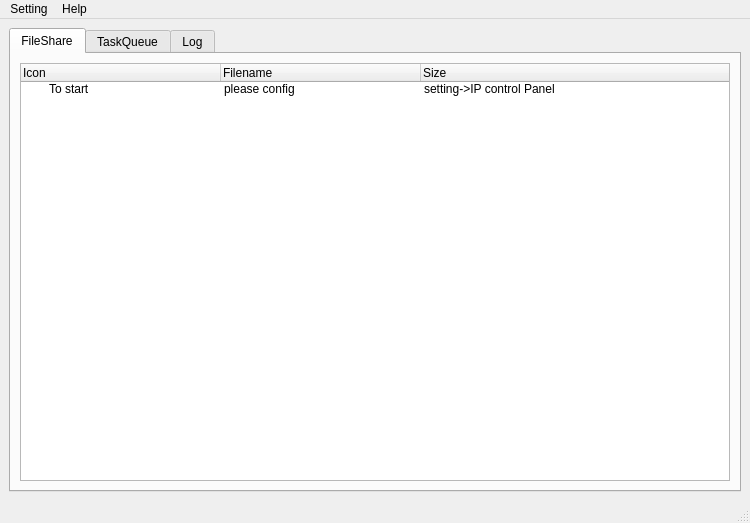
First picture: the form in mainwindow.ui, repository kechuan/HTTP-QT, before the edit.
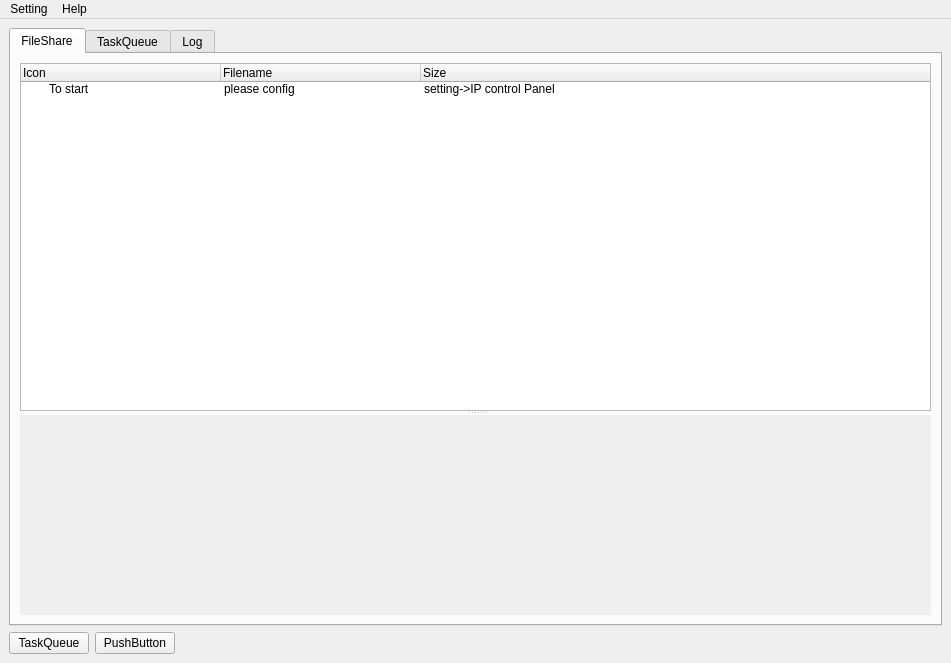
Second picture: the form after the edit.

Commit message: Please enter the commit message for your changes. Lines starting with '#' will be ignored, and an empty message aborts the commit.

Patch:
```diff
--- a/mainwindow.ui
+++ b/mainwindow.ui
@@ -6,8 +6,8 @@
    <rect>
     <x>0</x>
     <y>0</y>
-    <width>750</width>
-    <height>523</height>
+    <width>951</width>
+    <height>663</height>
    </rect>
   </property>
   <property name="windowTitle">
@@ -30,8 +30,17 @@
        <attribute name="title">
         <string>FileShare</string>
        </attribute>
-       <layout class="QVBoxLayout" name="verticalLayout_5">
+       <layout class="QVBoxLayout" name="verticalLayout_3">
         <item>
+         <layout class="QVBoxLayout" name="verticalLayout_4">
+          <item>
+           <widget class="QSplitter" name="splitter">
+            <property name="lineWidth">
+             <number>2</number>
+            </property>
+            <property name="orientation">
+             <enum>Qt::Vertical</enum>
+            </property>
          <widget class="QTreeWidget" name="Filelist">
           <property name="editTriggers">
            <set>QAbstractItemView::DoubleClicked|QAbstractItemView::EditKeyPressed</set>
@@ -75,6 +84,46 @@
            </property>
           </item>
          </widget>
+            <widget class="QWidget" name="statusShow" native="true">
+             <property name="sizePolicy">
+              <sizepolicy hsizetype="Expanding" vsizetype="Expanding">
+               <horstretch>0</horstretch>
+               <verstretch>0</verstretch>
+              </sizepolicy>
+             </property>
+             <property name="minimumSize">
+              <size>
+               <width>0</width>
+               <height>200</height>
+              </size>
+             </property>
+             <property name="layoutDirection">
+              <enum>Qt::LeftToRight</enum>
+             </property>
+             <property name="autoFillBackground">
+              <bool>true</bool>
+             </property>
+             <layout class="QVBoxLayout" name="verticalLayout_5">
+              <property name="spacing">
+               <number>0</number>
+              </property>
+              <property name="leftMargin">
+               <number>0</number>
+              </property>
+              <property name="topMargin">
+               <number>0</number>
+              </property>
+              <property name="rightMargin">
+               <number>0</number>
+              </property>
+              <property name="bottomMargin">
+               <number>0</number>
+              </property>
+             </layout>
+            </widget>
+           </widget>
+          </item>
+         </layout>
         </item>
        </layout>
       </widget>
@@ -123,6 +172,37 @@
       </widget>
      </widget>
     </item>
+    <item>
+     <layout class="QHBoxLayout" name="ToolBar">
+      <item>
+       <widget class="QPushButton" name="pushButton_TaskQueue">
+        <property name="text">
+         <string>TaskQueue</string>
+        </property>
+       </widget>
+      </item>
+      <item>
+       <widget class="QPushButton" name="pushButton_obj">
+        <property name="text">
+         <string>PushButton</string>
+        </property>
+       </widget>
+      </item>
+      <item>
+       <spacer name="horizontalSpacer">
+        <property name="orientation">
+         <enum>Qt::Horizontal</enum>
+        </property>
+        <property name="sizeHint" stdset="0">
+         <size>
+          <width>40</width>
+          <height>20</height>
+         </size>
+        </property>
+       </spacer>
+      </item>
+     </layout>
+    </item>
    </layout>
   </widget>
   <widget class="QMenuBar" name="menubar">
@@ -130,7 +210,7 @@
     <rect>
      <x>0</x>
      <y>0</y>
-     <width>750</width>
+     <width>951</width>
      <height>26</height>
     </rect>
    </property>
@@ -149,7 +229,6 @@
    <addaction name="menuSetting"/>
    <addaction name="menuHelp"/>
   </widget>
-  <widget class="QStatusBar" name="statusbar"/>
   <action name="About">
    <property name="text">
     <string>About</string>
```
Lines whose indentation alone changed are shown as unchanged. The commit also changes 14 other files.
